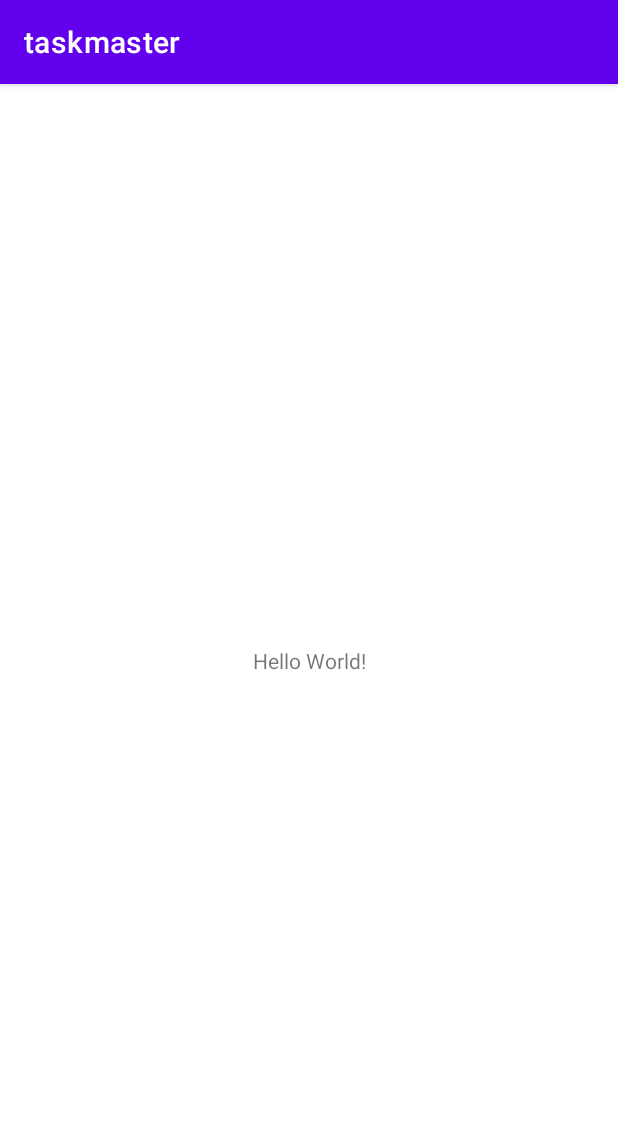
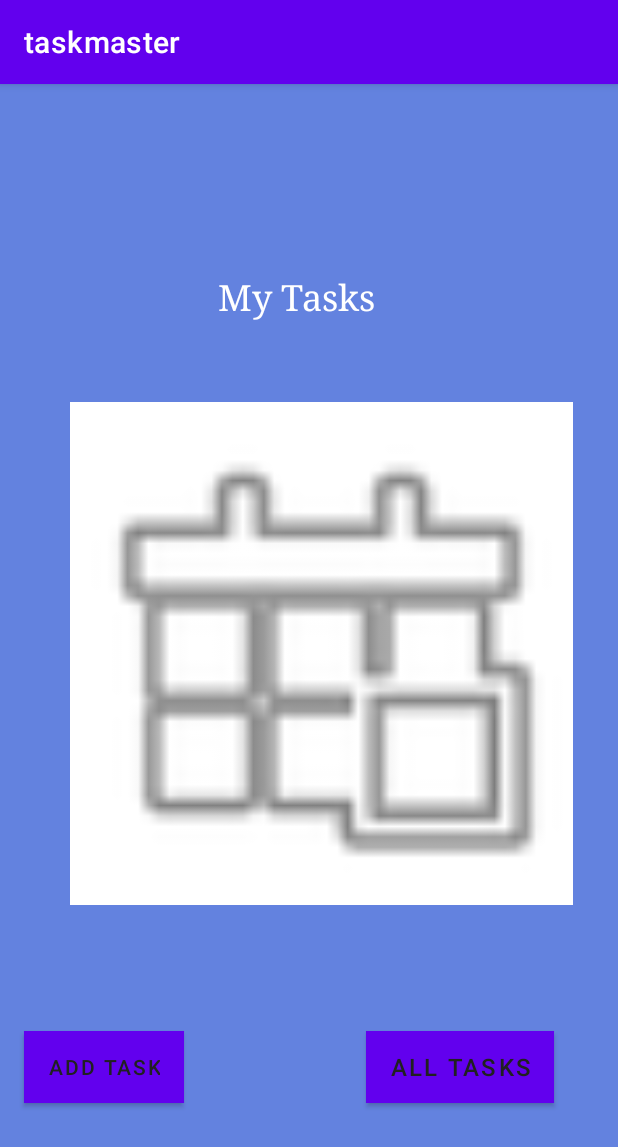
Before and after one commit to ETS-Android5/taskmaster-2, an Android app: the screen it shows after launch (MainActivity), on a phone screen of 412 x 824 dp. Shown: the top 1147 px of the screen. Run offline under Robolectric (Android 15) with nearby library versions, the phone set to English and light mode, and no system bars.

Commit message:
added layout for app

```diff
--- a/app/src/main/res/layout/activity_main.xml
+++ b/app/src/main/res/layout/activity_main.xml
@@ -4,15 +4,89 @@
     xmlns:tools="http://schemas.android.com/tools"
     android:layout_width="match_parent"
     android:layout_height="match_parent"
+    android:background="#6382DF"
+    android:backgroundTint="#6382DF"
+    android:visibility="visible"
     tools:context=".MainActivity">
 
     <TextView
+        android:id="@+id/textView"
+        android:layout_width="145dp"
+        android:layout_height="32dp"
+        android:background="#6382DF"
+        android:fontFamily="serif"
+        android:shadowColor="#221E1E"
+        android:text="@string/my_tasks"
+        android:textAppearance="@style/TextAppearance.AppCompat.Large"
+        android:textColor="#FFFFFF"
+        android:textSize="24sp"
+        android:typeface="normal"
+        app:layout_constraintBottom_toBottomOf="parent"
+        app:layout_constraintHorizontal_bias="0.545"
+        app:layout_constraintLeft_toLeftOf="parent"
+        app:layout_constraintRight_toRightOf="parent"
+        app:layout_constraintTop_toTopOf="parent"
+        app:layout_constraintVertical_bias="0.171" />
+
+
+    <androidx.constraintlayout.widget.Barrier
+        android:id="@+id/barrier2"
         android:layout_width="wrap_content"
         android:layout_height="wrap_content"
-        android:text="Hello World!"
+        app:barrierDirection="left"
+        tools:layout_editor_absoluteX="71dp" />
+
+    <androidx.constraintlayout.widget.Barrier
+        android:id="@+id/barrier3"
+        android:layout_width="wrap_content"
+        android:layout_height="wrap_content"
+        app:barrierDirection="top"
+        tools:layout_editor_absoluteY="239dp" />
+
+    <ImageView
+        android:id="@+id/imageView5"
+        android:layout_width="335dp"
+        android:layout_height="335dp"
+        android:layout_marginTop="52dp"
+        android:layout_marginEnd="30dp"
+        android:layout_marginBottom="198dp"
+        android:background="#FFFFFF"
+        android:contentDescription="@string/todo"
         app:layout_constraintBottom_toBottomOf="parent"
-        app:layout_constraintLeft_toLeftOf="parent"
-        app:layout_constraintRight_toRightOf="parent"
-        app:layout_constraintTop_toTopOf="parent" />
+        app:layout_constraintEnd_toEndOf="parent"
+        app:layout_constraintTop_toBottomOf="@+id/textView"
+        app:layout_constraintVertical_bias="0.074"
+        app:srcCompat="@android:drawable/ic_menu_today"
+        tools:ignore="ImageContrastCheck"
+        tools:visibility="visible" />
+
+    <Button
+        android:id="@+id/alltaskbutton"
+        android:layout_width="wrap_content"
+        android:layout_height="wrap_content"
+        android:background="#6E90E6"
+        android:text="@string/all_tasks"
+        android:textColor="#212121"
+        android:textSize="16sp"
+        app:layout_constraintBottom_toBottomOf="parent"
+        app:layout_constraintEnd_toEndOf="parent"
+        app:layout_constraintHorizontal_bias="0.852"
+        app:layout_constraintStart_toStartOf="parent"
+        app:layout_constraintTop_toTopOf="parent"
+        app:layout_constraintVertical_bias="0.877" />
+
+    <Button
+        android:id="@+id/addtask"
+        android:layout_width="wrap_content"
+        android:layout_height="wrap_content"
+        android:background="#6E90E6"
+        android:text="@string/add_task"
+        android:textColor="#212121"
+        app:layout_constraintBottom_toBottomOf="parent"
+        app:layout_constraintEnd_toEndOf="parent"
+        app:layout_constraintHorizontal_bias="0.052"
+        app:layout_constraintStart_toStartOf="parent"
+        app:layout_constraintTop_toTopOf="parent"
+        app:layout_constraintVertical_bias="0.877" />
 
 </androidx.constraintlayout.widget.ConstraintLayout>
--- /dev/null
+++ b/app/src/main/res/values-night/strings.xml
@@ -0,0 +1,4 @@
+<?xml version="1.0" encoding="utf-8"?>
+<resources>
+    <string name="add_task">ADD TASK</string>
+</resources>
--- a/app/src/main/res/values/strings.xml
+++ b/app/src/main/res/values/strings.xml
@@ -1,3 +1,7 @@
 <resources>
     <string name="app_name">taskmaster</string>
+    <string name="my_tasks">My Tasks</string>
+    <string name="all_tasks">ALL TASKS</string>
+    <string name="add_task">ADD TASK</string>
+    <string name="todo">TODO</string>
 </resources>
```
